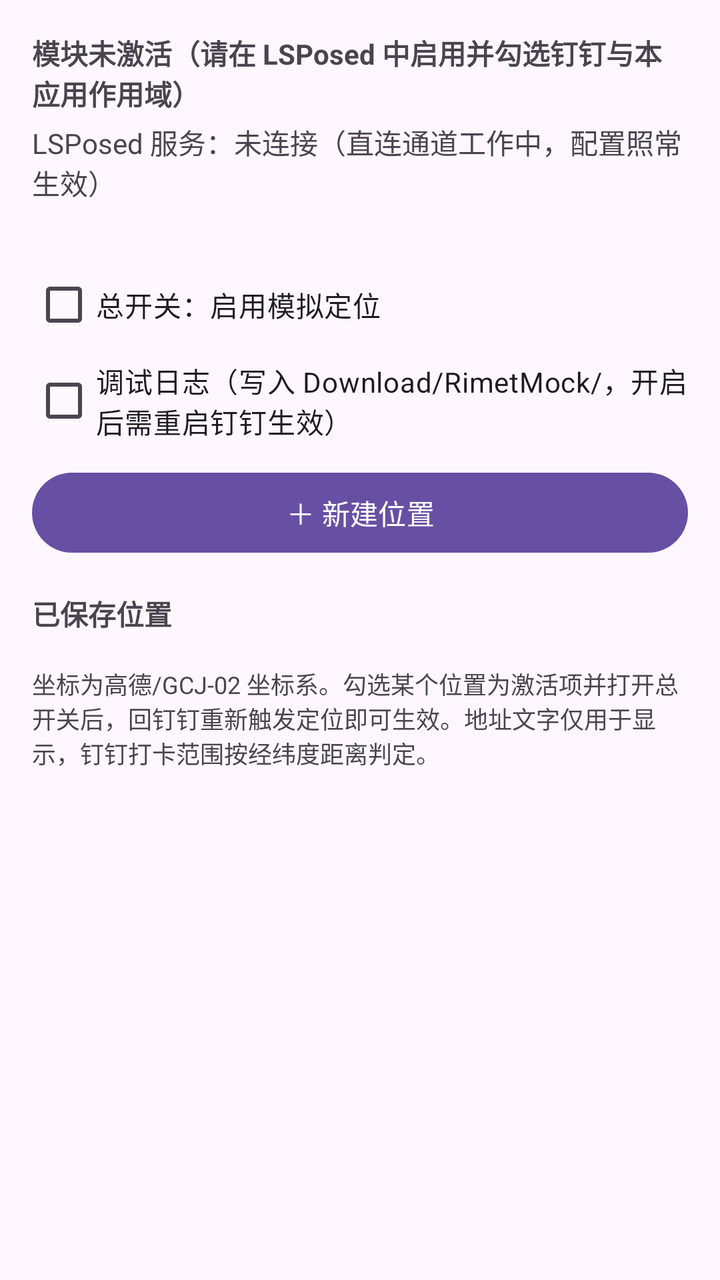
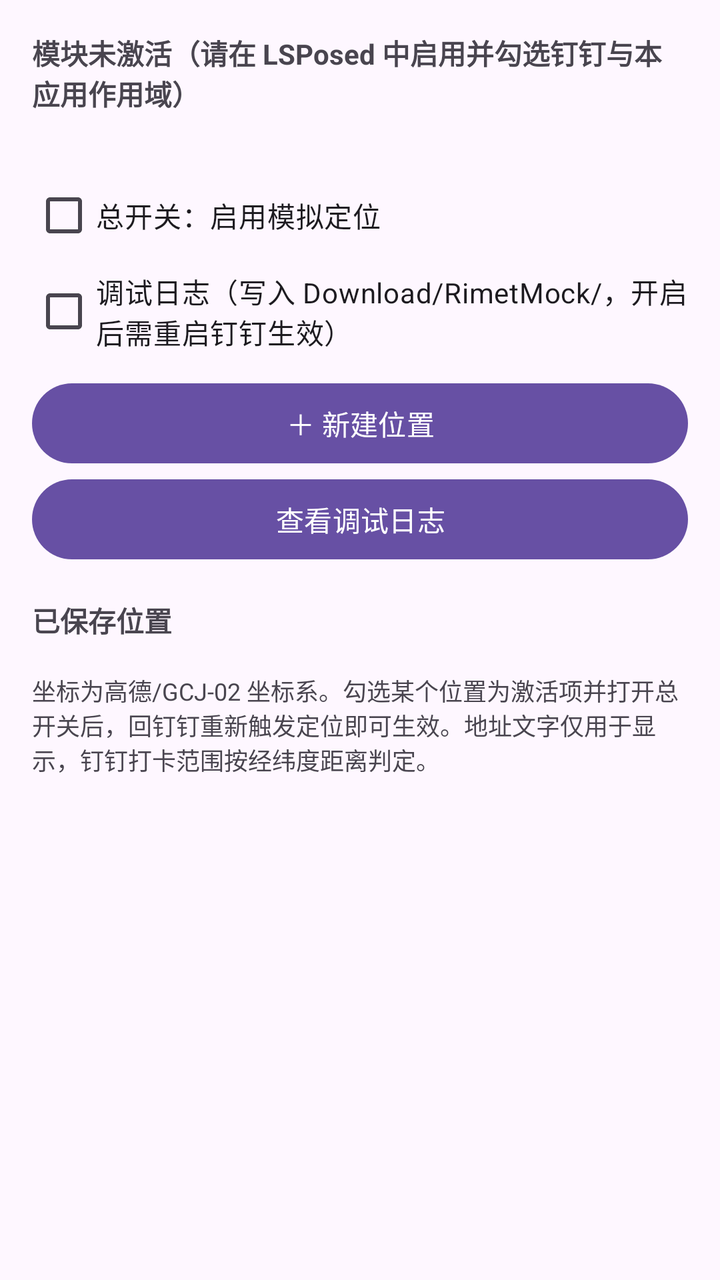

Before-and-after screenshots of an Android layout around one commit, followed by the original layout XML and the change that was made.
<!-- AndroidManifest.xml: application theme Theme.RimetMock -->
<!-- res/layout/activity_main.xml -->
<?xml version="1.0" encoding="utf-8"?>
<ScrollView xmlns:android="http://schemas.android.com/apk/res/android"
    android:layout_width="match_parent"
    android:layout_height="match_parent"
    android:padding="16dp">

    <LinearLayout
        android:layout_width="match_parent"
        android:layout_height="wrap_content"
        android:orientation="vertical">

        <TextView
            android:id="@+id/status"
            android:layout_width="match_parent"
            android:layout_height="wrap_content"
            android:textStyle="bold"
            android:paddingBottom="4dp"
            android:text="@string/status_inactive" />

        <TextView
            android:id="@+id/service_status"
            android:layout_width="match_parent"
            android:layout_height="wrap_content"
            android:paddingBottom="4dp"
            android:textColor="?android:attr/textColorSecondary"
            android:text="@string/service_unbound" />

        <TextView
            android:id="@+id/publish_status"
            android:layout_width="match_parent"
            android:layout_height="wrap_content"
            android:paddingBottom="4dp"
            android:textColor="?android:attr/textColorSecondary"
            android:text="" />

        <CheckBox
            android:id="@+id/master_switch"
            android:layout_width="match_parent"
            android:layout_height="wrap_content"
            android:text="@string/enable_mock" />

        <CheckBox
            android:id="@+id/log_switch"
            android:layout_width="match_parent"
            android:layout_height="wrap_content"
            android:text="@string/enable_diag_log" />

        <Button
            android:id="@+id/add"
            android:layout_width="match_parent"
            android:layout_height="wrap_content"
            android:layout_marginTop="8dp"
            android:text="@string/add_profile" />

        <TextView
            android:layout_width="match_parent"
            android:layout_height="wrap_content"
            android:paddingTop="16dp"
            android:textStyle="bold"
            android:text="@string/profiles_title" />

        <LinearLayout
            android:id="@+id/profile_list"
            android:layout_width="match_parent"
            android:layout_height="wrap_content"
            android:orientation="vertical" />

        <TextView
            android:layout_width="match_parent"
            android:layout_height="wrap_content"
            android:paddingTop="16dp"
            android:textSize="12sp"
            android:text="@string/hint" />
    </LinearLayout>
</ScrollView>
<!-- resources referenced by this layout -->
<resources>
  <string name="add_profile">＋ 新建位置</string>
  <string name="enable_diag_log">调试日志（写入 Download/RimetMock/，开启后需重启钉钉生效）</string>
  <string name="enable_mock">总开关：启用模拟定位</string>
  <string name="hint">坐标为高德/GCJ-02 坐标系。勾选某个位置为激活项并打开总开关后，回钉钉重新触发定位即可生效。地址文字仅用于显示，钉钉打卡范围按经纬度距离判定。</string>
  <string name="profiles_title">已保存位置</string>
  <string name="service_unbound">LSPosed 服务：未连接（直连通道工作中，配置照常生效）</string>
  <string name="status_inactive">模块未激活（请在 LSPosed 中启用并勾选钉钉与本应用作用域）</string>
  <style name="Theme.RimetMock" parent="Theme.Material3.DayNight.NoActionBar" />
</resources>

<!-- the commit's change to res/layout/activity_main.xml (unified diff, before → after) -->
@@ -16,14 +16,6 @@
             android:textStyle="bold"
             android:paddingBottom="4dp"
             android:text="@string/status_inactive" />
-
-        <TextView
-            android:id="@+id/service_status"
-            android:layout_width="match_parent"
-            android:layout_height="wrap_content"
-            android:paddingBottom="4dp"
-            android:textColor="?android:attr/textColorSecondary"
-            android:text="@string/service_unbound" />
 
         <TextView
             android:id="@+id/publish_status"
@@ -52,6 +44,12 @@
             android:layout_marginTop="8dp"
             android:text="@string/add_profile" />
 
+        <Button
+            android:id="@+id/export_log"
+            android:layout_width="match_parent"
+            android:layout_height="wrap_content"
+            android:text="@string/view_log" />
+
         <TextView
             android:layout_width="match_parent"
             android:layout_height="wrap_content"
<!-- resource entries referenced after the edit -->
@@ -5,8 +5,8 @@
   <string name="enable_mock">总开关：启用模拟定位</string>
   <string name="hint">坐标为高德/GCJ-02 坐标系。勾选某个位置为激活项并打开总开关后，回钉钉重新触发定位即可生效。地址文字仅用于显示，钉钉打卡范围按经纬度距离判定。</string>
   <string name="profiles_title">已保存位置</string>
-  <string name="service_unbound">LSPosed 服务：未连接（直连通道工作中，配置照常生效）</string>
   <string name="status_inactive">模块未激活（请在 LSPosed 中启用并勾选钉钉与本应用作用域）</string>
+  <string name="view_log">查看调试日志</string>
   <style name="Theme.RimetMock" parent="Theme.Material3.DayNight.NoActionBar" />
 </resources>
 
